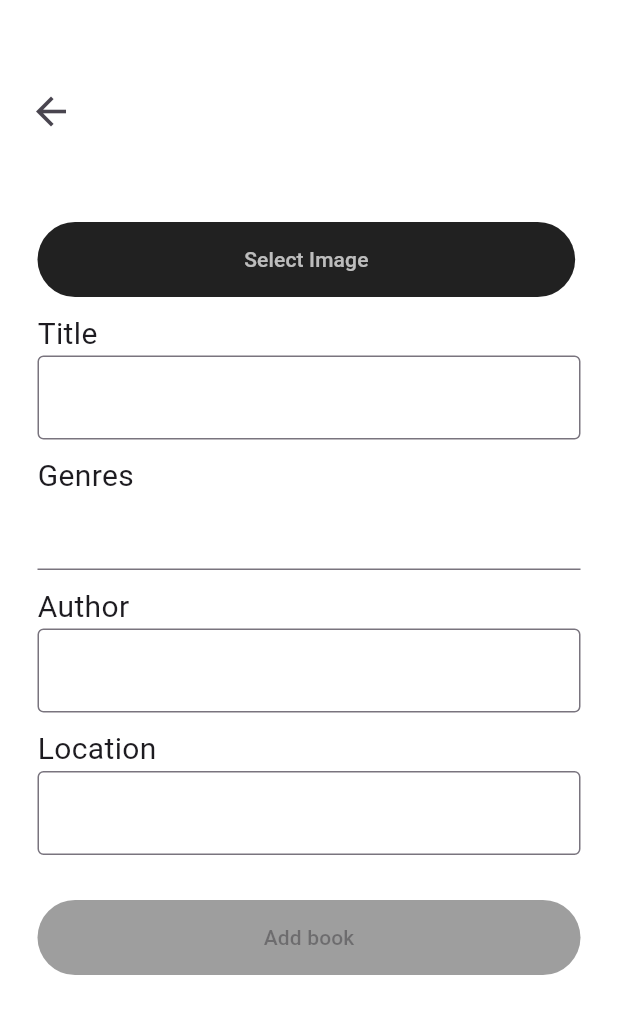
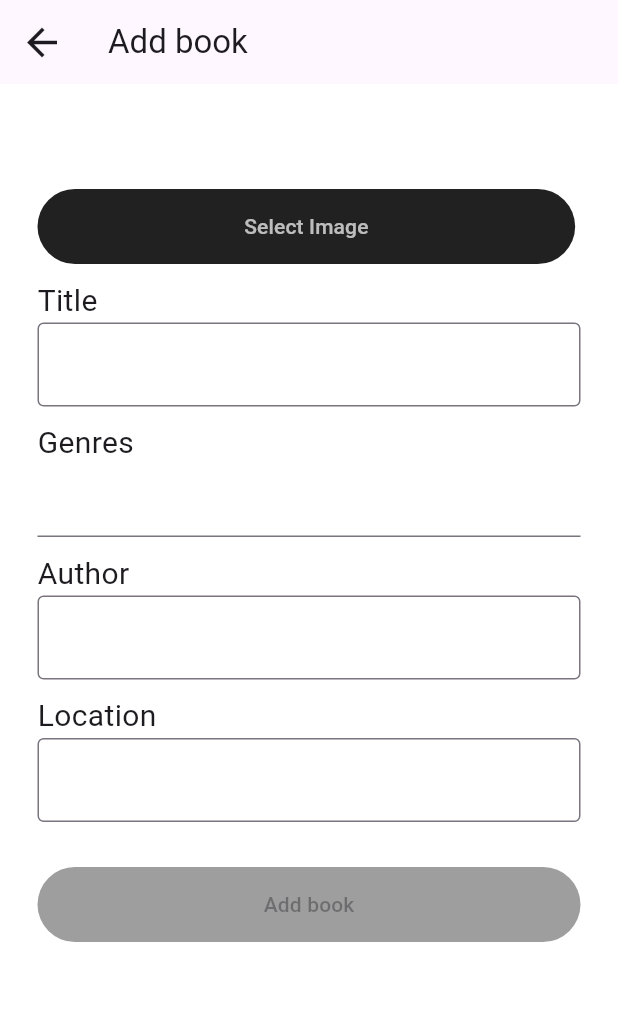
Before and after one commit to odracir04/lend-and-rent, a Flutter app: the AddBookPage screen opened directly with empty values, on a phone screen of 412 x 824 dp. Shown: the top 1014 px of the screen. Run offline on Flutter 3.47's test engine with Material 3 defaults, Android fonts, the phone set to English and light mode, and no system bars; our stand-ins replace cloud_firestore, firebase_auth, firebase_core, firebase_storage, google_nav_bar, image_picker; accounts and stored records are empty.

Commit message:
changing design in BookPage and AddBookPage

```diff
--- a/app_prototype/lib/pages/add_book_page.dart
+++ b/app_prototype/lib/pages/add_book_page.dart
@@ -121,21 +121,18 @@ class AddBookPageState extends State<AddBookPage> {
   @override
   Widget build(BuildContext context) {
     return Scaffold(
+        appBar: AppBar(
+          leading: IconButton(
+              onPressed: () {Navigator.pop(context);},
+              icon: const Icon(Icons.arrow_back, size: 30,)
+          ),
+          title: const Text('Add book'),
+        ),
         resizeToAvoidBottomInset: true,
         body: SingleChildScrollView(
           child: Column(
             children: [
-              const SizedBox(height: 50),
-              Row(
-                  crossAxisAlignment: CrossAxisAlignment.start,
-                  children: [
-                    const SizedBox(width: 10),
-                    IconButton(
-                        onPressed: () {Navigator.pop(context);},
-                        icon: const Icon(Icons.arrow_back, size: 30,)
-                    )
-                  ]
-              ),
+              const SizedBox(height: 20),
               Padding(
                 padding: EdgeInsets.only(
                     left: 25,
```
Also changed, not shown: app_prototype/lib/pages/book_page.dart (+20 -8 lines).
